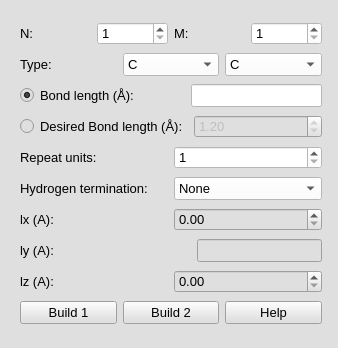
The window that furiousatoms/forms/graphene.ui (nasimanousheh/furious-atoms) describes before a commit, drawn with Qt 5.
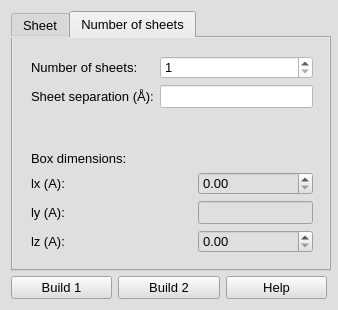
The same window after the commit. The open tabs and pages were chosen to show the change.

Commit message: Added number of sheets in widget

```diff
--- a/furiousatoms/forms/graphene.ui
+++ b/furiousatoms/forms/graphene.ui
@@ -7,19 +7,19 @@
     <x>0</x>
     <y>0</y>
     <width>338</width>
-    <height>348</height>
+    <height>310</height>
    </rect>
   </property>
   <property name="minimumSize">
    <size>
     <width>338</width>
-    <height>348</height>
+    <height>310</height>
    </size>
   </property>
   <property name="maximumSize">
    <size>
     <width>338</width>
-    <height>348</height>
+    <height>310</height>
    </size>
   </property>
   <property name="baseSize">
@@ -39,19 +39,46 @@
   <property name="styleSheet">
    <string notr="true">background-color: rgb(223, 223, 223);</string>
   </property>
-  <layout class="QGridLayout" name="gridLayout_11">
+  <layout class="QGridLayout" name="gridLayout_10">
+   <item row="0" column="0">
+    <widget class="QTabWidget" name="tabWidget">
+     <property name="minimumSize">
+      <size>
+       <width>320</width>
+       <height>260</height>
+      </size>
+     </property>
+     <property name="maximumSize">
+      <size>
+       <width>320</width>
+       <height>260</height>
+      </size>
+     </property>
+     <property name="font">
+      <font>
+       <pointsize>10</pointsize>
+      </font>
+     </property>
+     <property name="currentIndex">
+      <number>0</number>
+     </property>
+     <widget class="QWidget" name="tab">
+      <attribute name="title">
+       <string>Sheet</string>
+      </attribute>
+      <layout class="QGridLayout" name="gridLayout_6">
    <item row="0" column="0">
     <widget class="QWidget" name="Build_graphen" native="true">
      <property name="minimumSize">
       <size>
-       <width>320</width>
-       <height>330</height>
+           <width>300</width>
+           <height>215</height>
       </size>
      </property>
      <property name="maximumSize">
       <size>
-       <width>320</width>
-       <height>330</height>
+           <width>300</width>
+           <height>215</height>
       </size>
      </property>
      <property name="font">
@@ -65,8 +92,8 @@
      <property name="styleSheet">
       <string notr="true">background-color: rgb(223, 223, 223);</string>
      </property>
-     <layout class="QGridLayout" name="gridLayout_9">
-      <item row="0" column="0" colspan="5">
+         <layout class="QGridLayout" name="gridLayout_3">
+          <item row="0" column="0">
        <layout class="QGridLayout" name="gridLayout">
         <item row="0" column="0">
          <widget class="QLabel" name="label_chirality_N_graphene">
@@ -80,6 +107,27 @@
           </property>
          </widget>
         </item>
+            <item row="0" column="1">
+             <widget class="QSpinBox" name="spinBox_chirality_N_graphene">
+              <property name="font">
+               <font>
+                <pointsize>10</pointsize>
+               </font>
+              </property>
+              <property name="styleSheet">
+               <string notr="true">background-color: rgb(255, 255, 255);</string>
+              </property>
+              <property name="minimum">
+               <number>1</number>
+              </property>
+              <property name="maximum">
+               <number>50</number>
+              </property>
+              <property name="value">
+               <number>1</number>
+              </property>
+             </widget>
+            </item>
         <item row="0" column="2">
          <widget class="QLabel" name="label_chirality_M_graphene">
           <property name="font">
@@ -92,27 +140,6 @@
           </property>
          </widget>
         </item>
-        <item row="0" column="1">
-         <widget class="QSpinBox" name="spinBox_chirality_N_graphene">
-          <property name="font">
-           <font>
-            <pointsize>10</pointsize>
-           </font>
-          </property>
-          <property name="styleSheet">
-           <string notr="true">background-color: rgb(255, 255, 255);</string>
-          </property>
-          <property name="minimum">
-           <number>1</number>
-          </property>
-          <property name="maximum">
-           <number>50</number>
-          </property>
-          <property name="value">
-           <number>1</number>
-          </property>
-         </widget>
-        </item>
         <item row="0" column="3">
          <widget class="QSpinBox" name="spinBox_chirality_M_graphene">
           <property name="font">
@@ -134,11 +161,7 @@
           </property>
          </widget>
         </item>
-       </layout>
-      </item>
-      <item row="1" column="0" colspan="5">
-       <layout class="QGridLayout" name="gridLayout_2">
-        <item row="0" column="0">
+            <item row="1" column="0">
          <widget class="QLabel" name="label_type_graphene">
           <property name="font">
            <font>
@@ -150,7 +173,7 @@
           </property>
          </widget>
         </item>
-        <item row="0" column="1">
+            <item row="1" column="1">
          <widget class="QComboBox" name="comboBox_type1_graphene">
           <property name="font">
            <font>
@@ -177,7 +200,7 @@
           </item>
          </widget>
         </item>
-        <item row="0" column="2">
+            <item row="1" column="3">
          <widget class="QComboBox" name="comboBox_type2_graphene">
           <property name="font">
            <font>
@@ -211,29 +234,8 @@
         </item>
        </layout>
       </item>
-      <item row="2" column="0" colspan="5">
-       <layout class="QGridLayout" name="gridLayout_4">
-        <item row="0" column="3">
-         <widget class="QLineEdit" name="lineEdit_bond_length_graphene">
-          <property name="enabled">
-           <bool>true</bool>
-          </property>
-          <property name="font">
-           <font>
-            <pointsize>10</pointsize>
-           </font>
-          </property>
-          <property name="styleSheet">
-           <string notr="true">background-color: rgb(255, 255, 255);</string>
-          </property>
-          <property name="readOnly">
-           <bool>true</bool>
-          </property>
-          <property name="clearButtonEnabled">
-           <bool>false</bool>
-          </property>
-         </widget>
-        </item>
+          <item row="1" column="0">
+           <layout class="QGridLayout" name="gridLayout_2">
         <item row="0" column="0">
          <widget class="QRadioButton" name="radioButton_bond_length">
           <property name="font">
@@ -249,42 +251,19 @@
           </property>
          </widget>
         </item>
-        <item row="0" column="1" colspan="2">
-         <spacer name="horizontalSpacer_4">
-          <property name="orientation">
-           <enum>Qt::Horizontal</enum>
-          </property>
-          <property name="sizeHint" stdset="0">
-           <size>
-            <width>40</width>
-            <height>20</height>
-           </size>
-          </property>
-         </spacer>
-        </item>
-       </layout>
-      </item>
-      <item row="3" column="0" colspan="5">
-       <layout class="QGridLayout" name="gridLayout_7">
-        <item row="0" column="0">
-         <widget class="QRadioButton" name="radioButton_desired_bond_length">
+            <item row="3" column="0">
+             <widget class="QLabel" name="lable_H_termination_graphene">
           <property name="font">
            <font>
             <pointsize>10</pointsize>
            </font>
           </property>
           <property name="text">
-           <string>Desired Bond length (Å):</string>
-          </property>
-          <property name="iconSize">
-           <size>
-            <width>10</width>
-            <height>10</height>
-           </size>
+               <string>Hydrogen termination:</string>
           </property>
          </widget>
         </item>
-        <item row="0" column="1">
+            <item row="1" column="1">
          <widget class="QDoubleSpinBox" name="SpinBox_desired_bond_length">
           <property name="enabled">
            <bool>false</bool>
@@ -305,57 +284,7 @@
           </property>
          </widget>
         </item>
-       </layout>
-      </item>
-      <item row="4" column="0" colspan="5">
-       <layout class="QGridLayout" name="gridLayout_3">
-        <item row="0" column="0">
-         <widget class="QLabel" name="label_repeat_units_graphene">
-          <property name="font">
-           <font>
-            <pointsize>10</pointsize>
-           </font>
-          </property>
-          <property name="text">
-           <string>Repeat units:</string>
-          </property>
-         </widget>
-        </item>
-        <item row="0" column="1">
-         <widget class="QSpinBox" name="spinBox_repeat_units_graphene">
-          <property name="font">
-           <font>
-            <pointsize>10</pointsize>
-           </font>
-          </property>
-          <property name="styleSheet">
-           <string notr="true">background-color: rgb(255, 255, 255);</string>
-          </property>
-          <property name="minimum">
-           <number>1</number>
-          </property>
-          <property name="maximum">
-           <number>50</number>
-          </property>
-         </widget>
-        </item>
-       </layout>
-      </item>
-      <item row="5" column="0" colspan="5">
-       <layout class="QGridLayout" name="gridLayout_5">
-        <item row="0" column="0">
-         <widget class="QLabel" name="lable_H_termination_graphene">
-          <property name="font">
-           <font>
-            <pointsize>10</pointsize>
-           </font>
-          </property>
-          <property name="text">
-           <string>Hydrogen termination:</string>
-          </property>
-         </widget>
-        </item>
-        <item row="0" column="1">
+            <item row="3" column="1">
          <widget class="QComboBox" name="comboBox_H_termination_graphene">
           <property name="font">
            <font>
@@ -377,11 +306,196 @@
           </item>
          </widget>
         </item>
-       </layout>
-      </item>
-      <item row="6" column="0" colspan="5">
+            <item row="2" column="1">
+             <widget class="QSpinBox" name="spinBox_repeat_units_graphene">
+              <property name="font">
+               <font>
+                <pointsize>10</pointsize>
+               </font>
+              </property>
+              <property name="styleSheet">
+               <string notr="true">background-color: rgb(255, 255, 255);</string>
+              </property>
+              <property name="minimum">
+               <number>1</number>
+              </property>
+              <property name="maximum">
+               <number>50</number>
+              </property>
+             </widget>
+            </item>
+            <item row="2" column="0">
+             <widget class="QLabel" name="label_repeat_units_graphene">
+              <property name="font">
+               <font>
+                <pointsize>10</pointsize>
+               </font>
+              </property>
+              <property name="text">
+               <string>Repeat units:</string>
+              </property>
+             </widget>
+            </item>
+            <item row="1" column="0">
+             <widget class="QRadioButton" name="radioButton_desired_bond_length">
+              <property name="font">
+               <font>
+                <pointsize>10</pointsize>
+               </font>
+              </property>
+              <property name="text">
+               <string>Desired Bond length (Å):</string>
+              </property>
+              <property name="iconSize">
+               <size>
+                <width>10</width>
+                <height>10</height>
+               </size>
+              </property>
+             </widget>
+            </item>
+            <item row="0" column="1">
+             <widget class="QLineEdit" name="lineEdit_bond_length_graphene">
+              <property name="enabled">
+               <bool>true</bool>
+              </property>
+              <property name="font">
+               <font>
+                <pointsize>10</pointsize>
+               </font>
+              </property>
+              <property name="styleSheet">
+               <string notr="true">background-color: rgb(255, 255, 255);</string>
+              </property>
+              <property name="readOnly">
+               <bool>true</bool>
+              </property>
+              <property name="clearButtonEnabled">
+               <bool>false</bool>
+              </property>
+             </widget>
+            </item>
+           </layout>
+          </item>
+         </layout>
+        </widget>
+       </item>
+      </layout>
+     </widget>
+     <widget class="QWidget" name="tab_2">
+      <attribute name="title">
+       <string>Number of sheets</string>
+      </attribute>
        <layout class="QGridLayout" name="gridLayout_8">
         <item row="0" column="0">
+        <widget class="QWidget" name="MWNT" native="true">
+         <property name="minimumSize">
+          <size>
+           <width>300</width>
+           <height>215</height>
+          </size>
+         </property>
+         <property name="maximumSize">
+          <size>
+           <width>300</width>
+           <height>215</height>
+          </size>
+         </property>
+         <property name="font">
+          <font>
+           <pointsize>10</pointsize>
+          </font>
+         </property>
+         <property name="autoFillBackground">
+          <bool>false</bool>
+         </property>
+         <property name="styleSheet">
+          <string notr="true"/>
+         </property>
+         <layout class="QGridLayout" name="gridLayout_7">
+          <item row="1" column="0">
+           <spacer name="verticalSpacer">
+            <property name="orientation">
+             <enum>Qt::Vertical</enum>
+            </property>
+            <property name="sizeHint" stdset="0">
+             <size>
+              <width>20</width>
+              <height>40</height>
+             </size>
+            </property>
+           </spacer>
+          </item>
+          <item row="0" column="0">
+           <layout class="QGridLayout" name="gridLayout_5">
+            <item row="0" column="0">
+             <widget class="QLabel" name="label_num_walls_MWNT">
+              <property name="font">
+               <font>
+                <pointsize>10</pointsize>
+               </font>
+              </property>
+              <property name="text">
+               <string>Number of sheets:</string>
+              </property>
+             </widget>
+            </item>
+            <item row="0" column="1">
+             <widget class="QSpinBox" name="spinBox_num_walls_MWNT">
+              <property name="font">
+               <font>
+                <pointsize>10</pointsize>
+               </font>
+              </property>
+              <property name="styleSheet">
+               <string notr="true">background-color: rgb(255, 255, 255);</string>
+              </property>
+              <property name="minimum">
+               <number>1</number>
+              </property>
+              <property name="maximum">
+               <number>10</number>
+              </property>
+              <property name="value">
+               <number>1</number>
+              </property>
+             </widget>
+            </item>
+            <item row="1" column="0">
+             <widget class="QLabel" name="label_wall_separation_MWNT">
+              <property name="font">
+               <font>
+                <pointsize>10</pointsize>
+               </font>
+              </property>
+              <property name="text">
+               <string>Sheet separation (Å):</string>
+              </property>
+             </widget>
+            </item>
+            <item row="1" column="1">
+             <widget class="QLineEdit" name="lineEdit_wall_separation_MWNT">
+              <property name="enabled">
+               <bool>false</bool>
+              </property>
+              <property name="font">
+               <font>
+                <pointsize>10</pointsize>
+               </font>
+              </property>
+              <property name="styleSheet">
+               <string notr="true">background-color: rgb(255, 255, 255);</string>
+              </property>
+              <property name="clearButtonEnabled">
+               <bool>false</bool>
+              </property>
+             </widget>
+            </item>
+           </layout>
+          </item>
+          <item row="3" column="0">
+           <layout class="QGridLayout" name="gridLayout_4">
+            <item row="0" column="0">
          <widget class="QLabel" name="label_lx">
           <property name="font">
            <font>
@@ -389,7 +503,7 @@
            </font>
           </property>
           <property name="text">
-           <string>lx (A):</string>
+               <string>lx (A):                                   </string>
           </property>
          </widget>
         </item>
@@ -408,9 +522,7 @@
           </property>
          </widget>
         </item>
-       </layout>
-      </item>
-      <item row="7" column="0">
+            <item row="1" column="0">
        <widget class="QLabel" name="label_ly">
         <property name="font">
          <font>
@@ -418,67 +530,20 @@
          </font>
         </property>
         <property name="text">
-         <string>ly (A):</string>
+               <string>ly (A):                           </string>
         </property>
        </widget>
       </item>
-      <item row="7" column="1">
-       <spacer name="horizontalSpacer_2">
-        <property name="orientation">
-         <enum>Qt::Horizontal</enum>
-        </property>
-        <property name="sizeHint" stdset="0">
-         <size>
-          <width>40</width>
-          <height>20</height>
-         </size>
-        </property>
-       </spacer>
-      </item>
-      <item row="7" column="2">
-       <spacer name="horizontalSpacer">
-        <property name="orientation">
-         <enum>Qt::Horizontal</enum>
-        </property>
-        <property name="sizeHint" stdset="0">
-         <size>
-          <width>40</width>
-          <height>20</height>
-         </size>
-        </property>
-       </spacer>
-      </item>
-      <item row="7" column="3">
-       <spacer name="horizontalSpacer_3">
-        <property name="orientation">
-         <enum>Qt::Horizontal</enum>
-        </property>
-        <property name="sizeHint" stdset="0">
-         <size>
-          <width>40</width>
-          <height>20</height>
-         </size>
-        </property>
-       </spacer>
-      </item>
-      <item row="7" column="4">
+            <item row="1" column="1">
        <widget class="QLineEdit" name="lineEdit_ly">
         <property name="font">
          <font>
           <pointsize>10</pointsize>
          </font>
         </property>
-        <property name="acceptDrops">
-         <bool>false</bool>
-        </property>
-        <property name="readOnly">
-         <bool>true</bool>
-        </property>
-       </widget>
-      </item>
-      <item row="8" column="0" colspan="5">
-       <layout class="QGridLayout" name="gridLayout_10">
-        <item row="0" column="0">
+             </widget>
+            </item>
+            <item row="2" column="0">
          <widget class="QLabel" name="label_lz">
           <property name="font">
            <font>
@@ -486,11 +551,11 @@
            </font>
           </property>
           <property name="text">
-           <string>lz (A):</string>
+               <string>lz (A):                             </string>
           </property>
          </widget>
         </item>
-        <item row="0" column="1">
+            <item row="2" column="1">
          <widget class="QDoubleSpinBox" name="SpinBox_lz">
           <property name="font">
            <font>
@@ -507,21 +572,28 @@
         </item>
        </layout>
       </item>
-      <item row="9" column="0" colspan="5">
-       <layout class="QGridLayout" name="gridLayout_6">
-        <item row="2" column="2">
-         <widget class="QPushButton" name="pushButton_help_build_graphene">
+          <item row="2" column="0">
+           <widget class="QLabel" name="label">
           <property name="font">
            <font>
             <pointsize>10</pointsize>
            </font>
           </property>
           <property name="text">
-           <string>Help</string>
+             <string>Box dimensions:</string>
           </property>
          </widget>
         </item>
-        <item row="2" column="0">
+         </layout>
+        </widget>
+       </item>
+      </layout>
+     </widget>
+    </widget>
+   </item>
+   <item row="1" column="0">
+    <layout class="QGridLayout" name="gridLayout_9">
+     <item row="0" column="0">
          <widget class="QPushButton" name="pushButton_build_graphene_1">
           <property name="font">
            <font>
@@ -533,7 +605,7 @@
           </property>
          </widget>
         </item>
-        <item row="2" column="1">
+     <item row="0" column="1">
          <widget class="QPushButton" name="pushButton_build_graphene_2">
           <property name="font">
            <font>
@@ -545,10 +617,19 @@
           </property>
          </widget>
         </item>
-       </layout>
-      </item>
-     </layout>
-    </widget>
+     <item row="0" column="2">
+      <widget class="QPushButton" name="pushButton_help_build_graphene">
+       <property name="font">
+        <font>
+         <pointsize>10</pointsize>
+        </font>
+       </property>
+       <property name="text">
+        <string>Help</string>
+       </property>
+      </widget>
+     </item>
+    </layout>
    </item>
   </layout>
  </widget>
```
Lines whose indentation alone changed are shown as unchanged.
